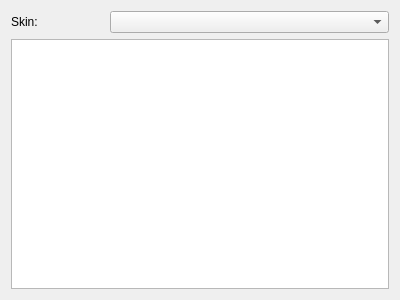
The window that src/plugins/skin/skinconfigwidget.ui (CryFeiFei/klatexformula) describes before a commit, drawn with Qt 5.
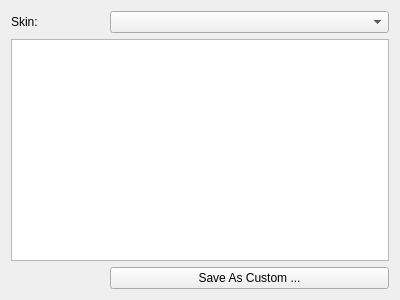
The same window after the commit.

Commit message: Skin Plugin: now can save custom skins to pluginConfig; KLFPluginConfigAccess object passed to plugin initialize() remains valid throughout the full program execution; + small fixes

```diff
--- a/src/plugins/skin/skinconfigwidget.ui
+++ b/src/plugins/skin/skinconfigwidget.ui
@@ -40,6 +40,13 @@
    <item row="1" column="0" colspan="2">
     <widget class="QTextEdit" name="txtStyleSheet"/>
    </item>
+   <item row="2" column="1">
+    <widget class="QPushButton" name="btnSaveCustom">
+     <property name="text">
+      <string>Save As Custom ...</string>
+     </property>
+    </widget>
+   </item>
   </layout>
  </widget>
  <resources/>
```
The commit also changes 9 other files.
